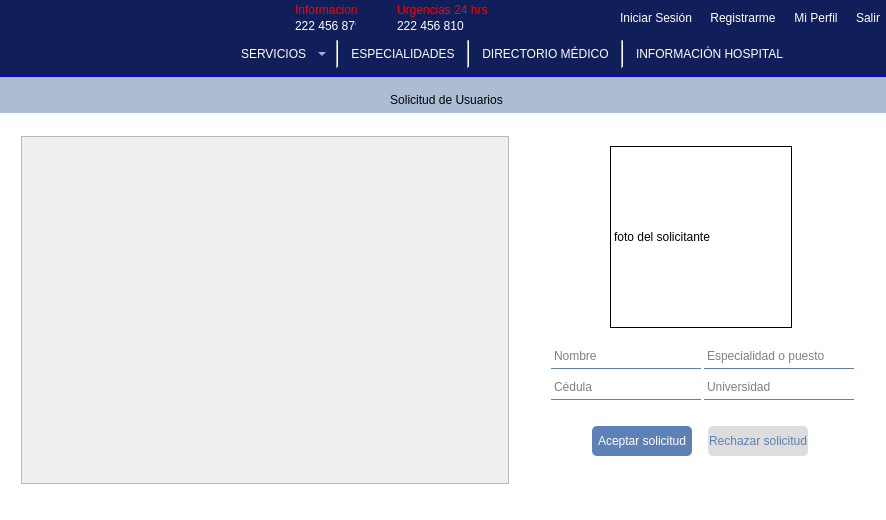
Above: mainwindow.ui from Laloses/Hospital before the change. Below: the same form after it.
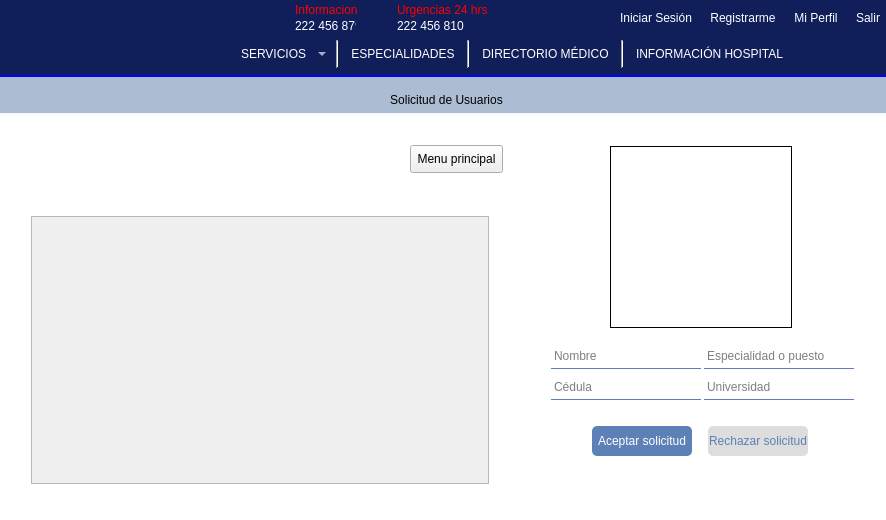
That is the form after the change. The open tabs and pages were chosen to show the change. Icons and pictures are not drawn.

Commit message: agregamos mensajes

```diff
--- a/mainwindow.ui
+++ b/mainwindow.ui
@@ -2234,10 +2234,10 @@
          <widget class="QWidget" name="widget" native="true">
           <property name="geometry">
            <rect>
-            <x>0</x>
-            <y>0</y>
-            <width>510</width>
-            <height>370</height>
+            <x>10</x>
+            <y>80</y>
+            <width>480</width>
+            <height>290</height>
            </rect>
           </property>
           <layout class="QGridLayout" name="gridLayout_12">
@@ -2251,8 +2251,8 @@
                <rect>
                 <x>0</x>
                 <y>0</y>
-                <width>486</width>
-                <height>346</height>
+                <width>456</width>
+                <height>266</height>
                </rect>
               </property>
               <layout class="QGridLayout" name="gridLayout_14">
@@ -2302,7 +2302,7 @@
                 <string notr="true">border:1px solid black;</string>
                </property>
                <property name="text">
-                <string>foto del solicitante</string>
+                <string> </string>
                </property>
               </widget>
              </item>
@@ -2560,6 +2560,45 @@
            </item>
           </layout>
          </widget>
+         <widget class="QPushButton" name="pushButton_menu_Pincipal_Adm">
+          <property name="geometry">
+           <rect>
+            <x>400</x>
+            <y>20</y>
+            <width>93</width>
+            <height>28</height>
+           </rect>
+          </property>
+          <property name="text">
+           <string>Menu principal</string>
+          </property>
+         </widget>
+         <widget class="QWidget" name="">
+          <property name="geometry">
+           <rect>
+            <x>60</x>
+            <y>30</y>
+            <width>290</width>
+            <height>22</height>
+           </rect>
+          </property>
+          <layout class="QGridLayout" name="gridLayout_17">
+           <item row="0" column="0">
+            <widget class="QRadioButton" name="radioButton_doctors">
+             <property name="text">
+              <string> Solicitud doctores</string>
+             </property>
+            </widget>
+           </item>
+           <item row="0" column="1">
+            <widget class="QRadioButton" name="radioButton_staffs">
+             <property name="text">
+              <string>Solicitud staff</string>
+             </property>
+            </widget>
+           </item>
+          </layout>
+         </widget>
         </widget>
         <widget class="QWidget" name="page_4">
          <widget class="QComboBox" name="comboBox_turno">
```
Left out of the diff: 6 changed lines with no effect on the pictures. The commit also changes 2 other files.
